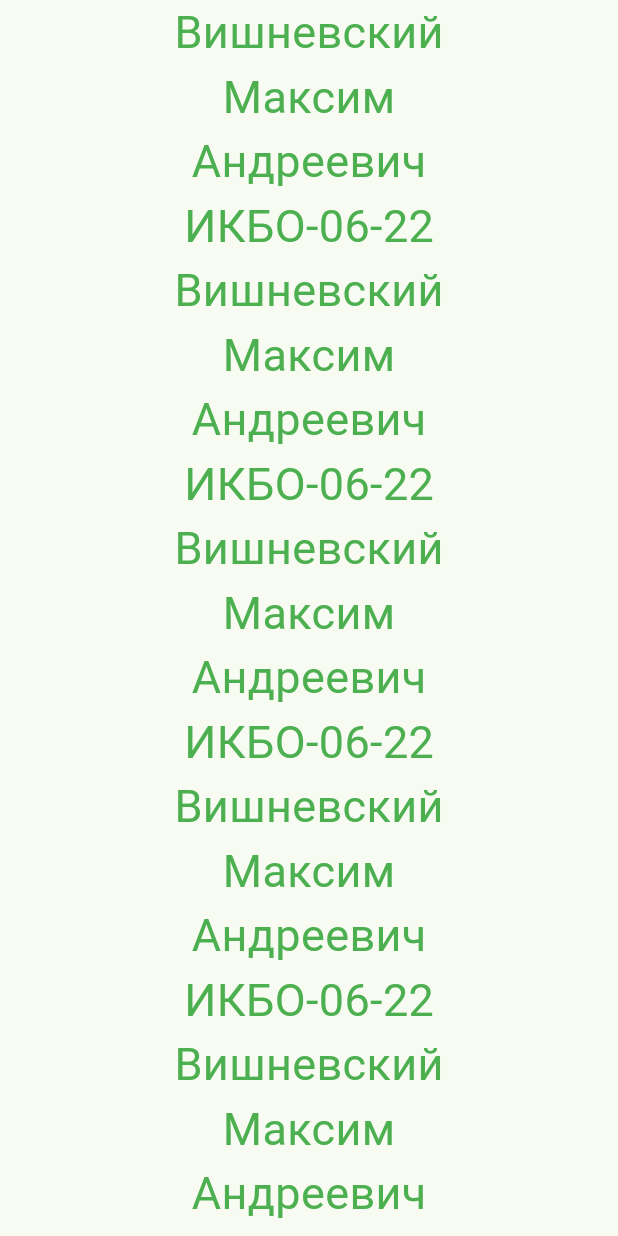
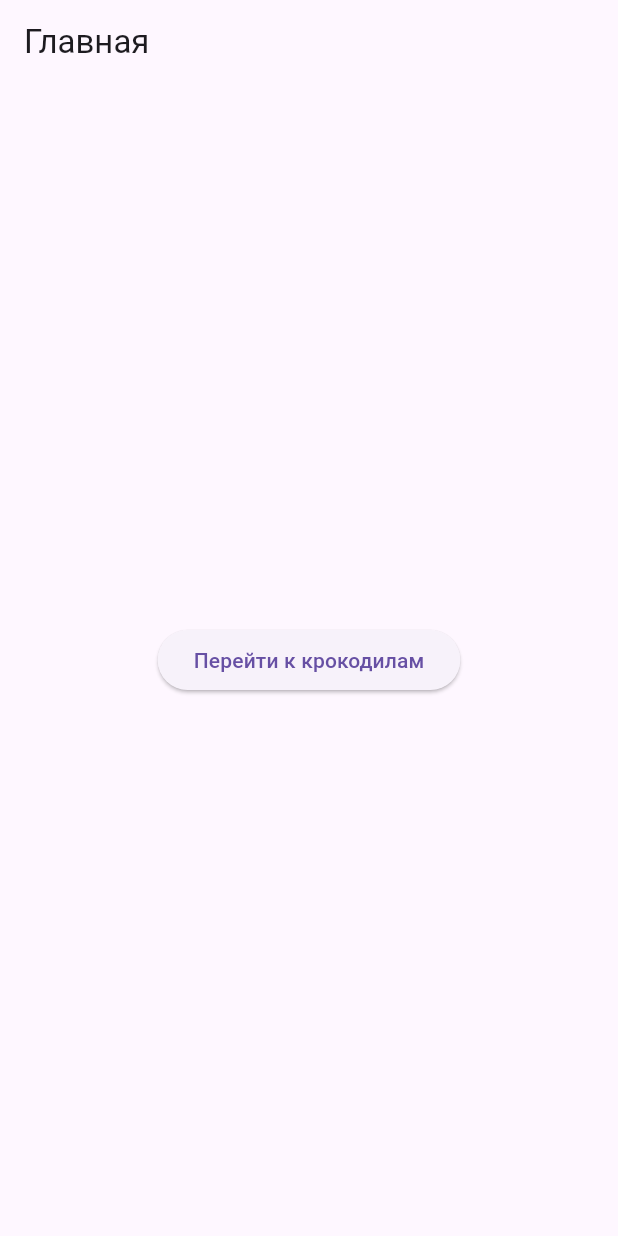
Before and after one commit to sharingan2077/rkmp_flutter, a Flutter app: the screen it shows after launch, on a phone screen of 412 x 824 dp. Run offline on Flutter 3.47's test engine with Material 3 defaults, Android fonts, the phone set to English and light mode, and no system bars.

```diff
--- a/lib/main.dart
+++ b/lib/main.dart
@@ -1,4 +1,5 @@
 import 'package:flutter/material.dart';
+import 'package:project/crocodile_list_screen.dart';
 
 void main() {
   runApp(const MyApp());
@@ -7,57 +8,33 @@ void main() {
 class MyApp extends StatelessWidget {
   const MyApp({super.key});
 
-  // This widget is the root of your application.
   @override
   Widget build(BuildContext context) {
     return MaterialApp(
-      title: 'Flutter Demo',
-      theme: ThemeData(
-        colorScheme: ColorScheme.fromSeed(seedColor: Colors.green),
-      ),
-      home: const MyHomePage(title: 'Flutter Prac 4'),
+      title: 'Крокодилы',
+      theme: ThemeData(primarySwatch: Colors.green),
+      home: const HomePage(),
     );
   }
 }
 
-class MyHomePage extends StatefulWidget {
-  const MyHomePage({super.key, required this.title});
+class HomePage extends StatelessWidget {
+  const HomePage({super.key});
 
-  final String title;
-
-  @override
-  State<MyHomePage> createState() => _MyHomePageState();
-}
-
-class _MyHomePageState extends State<MyHomePage> {
   @override
   Widget build(BuildContext context) {
     return Scaffold(
+      appBar: AppBar(title: const Text('Главная')),
       body: Center(
-        child: Column(mainAxisAlignment: MainAxisAlignment.center,
-            children: [
-          Text("Вишневский", style: TextStyle(color: Colors.green, fontSize: 30),),
-          Text("Максим", style: TextStyle(color: Colors.green, fontSize: 30),),
-          Text("Андреевич", style: TextStyle(color: Colors.green, fontSize: 30),),
-          Text("ИКБО-06-22", style: TextStyle(color: Colors.green, fontSize: 30),),
-              Text("Вишневский", style: TextStyle(color: Colors.green, fontSize: 30),),
-              Text("Максим", style: TextStyle(color: Colors.green, fontSize: 30),),
-              Text("Андреевич", style: TextStyle(color: Colors.green, fontSize: 30),),
-              Text("ИКБО-06-22", style: TextStyle(color: Colors.green, fontSize: 30),),
-              Text("Вишневский", style: TextStyle(color: Colors.green, fontSize: 30),),
-              Text("Максим", style: TextStyle(color: Colors.green, fontSize: 30),),
-              Text("Андреевич", style: TextStyle(color: Colors.green, fontSize: 30),),
-              Text("ИКБО-06-22", style: TextStyle(color: Colors.green, fontSize: 30),),
-              Text("Вишневский", style: TextStyle(color: Colors.green, fontSize: 30),),
-              Text("Максим", style: TextStyle(color: Colors.green, fontSize: 30),),
-              Text("Андреевич", style: TextStyle(color: Colors.green, fontSize: 30),),
-              Text("ИКБО-06-22", style: TextStyle(color: Colors.green, fontSize: 30),),
-              Text("Вишневский", style: TextStyle(color: Colors.green, fontSize: 30),),
-              Text("Максим", style: TextStyle(color: Colors.green, fontSize: 30),),
-              Text("Андреевич", style: TextStyle(color: Colors.green, fontSize: 30),),
-              Text("ИКБО-06-22", style: TextStyle(color: Colors.green, fontSize: 30),),
-
-        ]),
+        child: ElevatedButton(
+          onPressed: () {
+            Navigator.push(
+              context,
+              MaterialPageRoute(builder: (context) => const CrocodileListScreen()),
+            );
+          },
+          child: const Text('Перейти к крокодилам'),
+        ),
       ),
     );
   }
```
Also changed, not shown: lib/crocodile_list_screen.dart (added, +68 -0 lines).
